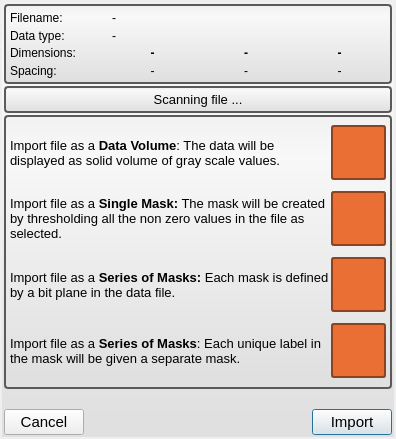
SCIInstitute/Seg3D, file src/Interface/AppInterface/LayerImporterWidget.ui: the form before one commit.
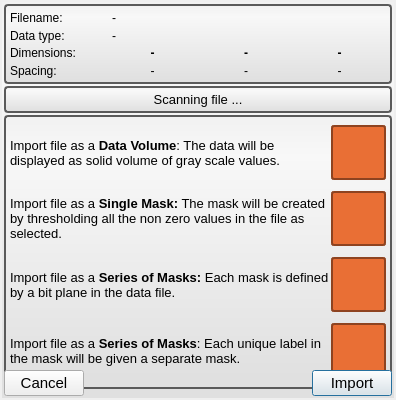
The form after the commit.

```diff
--- a/src/Interface/AppInterface/LayerImporterWidget.ui
+++ b/src/Interface/AppInterface/LayerImporterWidget.ui
@@ -7,7 +7,7 @@
     <x>0</x>
     <y>0</y>
     <width>396</width>
-    <height>439</height>
+    <height>400</height>
    </rect>
   </property>
   <property name="sizePolicy">
@@ -396,7 +396,7 @@
         <property name="minimumSize">
          <size>
           <width>0</width>
-          <height>280</height>
+          <height>64</height>
          </size>
         </property>
         <property name="frameShape">
```
